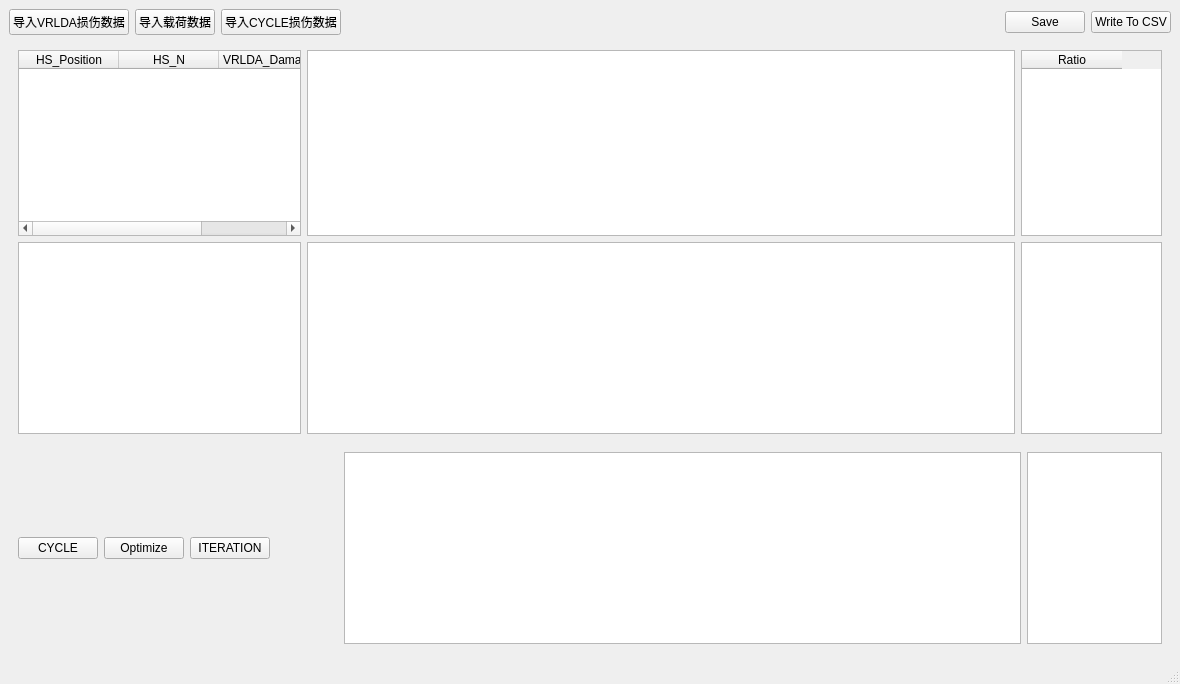
First picture: the form in designerFile/mainView.ui, repository wkif/subframe-frame-load-iteration-tool, before the edit.
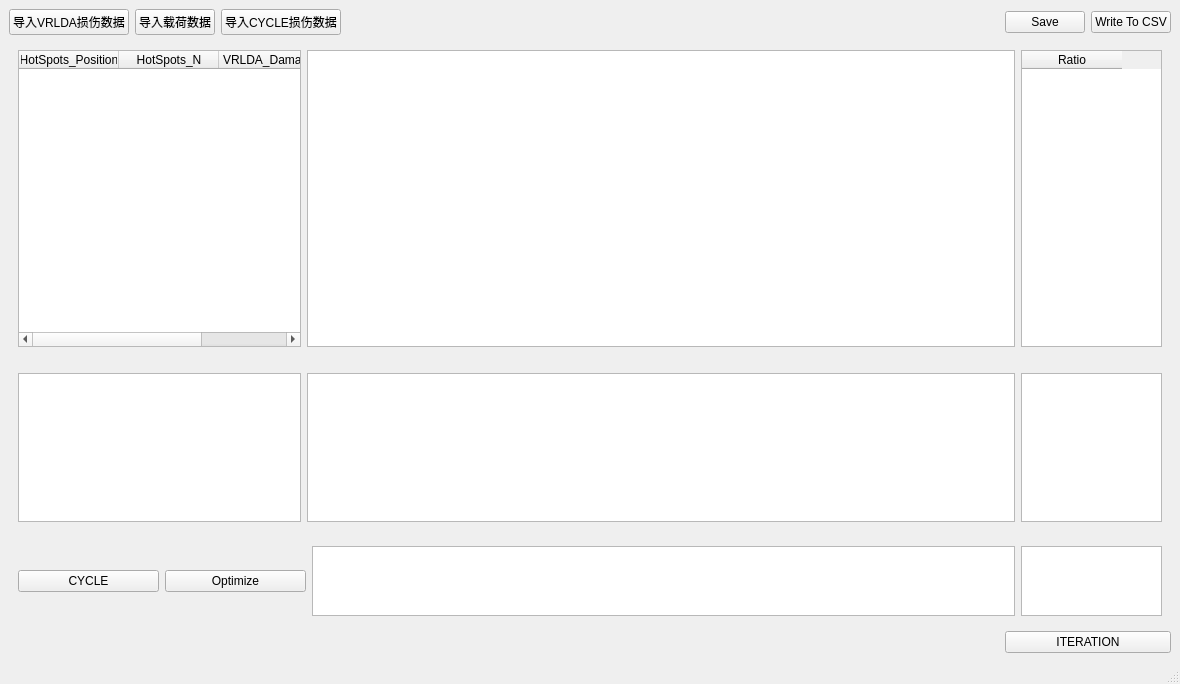
Second picture: the form after the edit.

Patch:
```diff
--- a/designerFile/mainView.ui
+++ b/designerFile/mainView.ui
@@ -73,8 +73,8 @@
     </item>
     <item row="1" column="0" colspan="3">
      <widget class="QWidget" name="widget" native="true">
-      <layout class="QGridLayout" name="gridLayout" rowstretch="8,0,0,0">
-       <item row="1" column="0">
+      <layout class="QGridLayout" name="gridLayout" rowstretch="8,0,4,0,1">
+       <item row="2" column="0">
         <layout class="QHBoxLayout" name="horizontalLayout_3" stretch="4,10,2">
          <item>
           <widget class="QTableWidget" name="tableWidget_4"/>
@@ -87,65 +87,27 @@
          </item>
         </layout>
        </item>
-       <item row="3" column="0">
-        <layout class="QHBoxLayout" name="horizontalLayout_4" stretch="1,1,1,1,10,2">
-         <property name="topMargin">
-          <number>12</number>
-         </property>
-         <item>
-          <widget class="QPushButton" name="pushButton_7">
-           <property name="text">
-            <string>CYCLE</string>
-           </property>
-          </widget>
-         </item>
-         <item>
-          <widget class="QPushButton" name="pushButton_6">
-           <property name="text">
-            <string>Optimize</string>
-           </property>
-          </widget>
-         </item>
-         <item>
-          <widget class="QPushButton" name="pushButton_8">
-           <property name="text">
-            <string>ITERATION</string>
-           </property>
-          </widget>
-         </item>
-         <item>
-          <spacer name="horizontalSpacer_2">
-           <property name="orientation">
-            <enum>Qt::Horizontal</enum>
-           </property>
-           <property name="sizeHint" stdset="0">
-            <size>
-             <width>10</width>
-             <height>20</height>
-            </size>
-           </property>
-          </spacer>
-         </item>
-         <item>
-          <widget class="QTableWidget" name="tableWidget_7"/>
-         </item>
-         <item>
-          <widget class="QTableWidget" name="tableWidget_8"/>
-         </item>
-        </layout>
-       </item>
        <item row="0" column="0">
         <layout class="QHBoxLayout" name="horizontalLayout_2" stretch="4,10,2">
          <item>
           <widget class="QTableWidget" name="tableWidget">
+           <property name="verticalScrollBarPolicy">
+            <enum>Qt::ScrollBarAsNeeded</enum>
+           </property>
+           <property name="horizontalScrollBarPolicy">
+            <enum>Qt::ScrollBarAsNeeded</enum>
+           </property>
+           <property name="autoScroll">
+            <bool>true</bool>
+           </property>
            <column>
             <property name="text">
-             <string>HS_Position</string>
+             <string>HotSpots_Position</string>
             </property>
            </column>
            <column>
             <property name="text">
-             <string>HS_N</string>
+             <string>HotSpots_N</string>
             </property>
            </column>
            <column>
@@ -176,9 +138,69 @@
          </item>
         </layout>
        </item>
+       <item row="4" column="0">
+        <layout class="QHBoxLayout" name="horizontalLayout_4" stretch="2,2,10,2">
+         <property name="topMargin">
+          <number>12</number>
+         </property>
+         <item>
+          <widget class="QPushButton" name="pushButton_7">
+           <property name="text">
+            <string>CYCLE</string>
+           </property>
+          </widget>
+         </item>
+         <item>
+          <widget class="QPushButton" name="pushButton_6">
+           <property name="text">
+            <string>Optimize</string>
+           </property>
+          </widget>
+         </item>
+         <item>
+          <widget class="QTableWidget" name="tableWidget_7"/>
+         </item>
+         <item>
+          <widget class="QTableWidget" name="tableWidget_8"/>
+         </item>
+        </layout>
+       </item>
+       <item row="1" column="0">
+        <spacer name="verticalSpacer">
+         <property name="orientation">
+          <enum>Qt::Vertical</enum>
+         </property>
+         <property name="sizeHint" stdset="0">
+          <size>
+           <width>20</width>
+           <height>20</height>
+          </size>
+         </property>
+        </spacer>
+       </item>
+       <item row="3" column="0">
+        <spacer name="verticalSpacer_2">
+         <property name="orientation">
+          <enum>Qt::Vertical</enum>
+         </property>
+         <property name="sizeHint" stdset="0">
+          <size>
+           <width>20</width>
+           <height>6</height>
+          </size>
+         </property>
+        </spacer>
+       </item>
       </layout>
      </widget>
     </item>
+    <item row="2" column="2">
+     <widget class="QPushButton" name="pushButton_8">
+      <property name="text">
+       <string>ITERATION</string>
+      </property>
+     </widget>
+    </item>
    </layout>
   </widget>
   <widget class="QStatusBar" name="statusbar"/>
```
